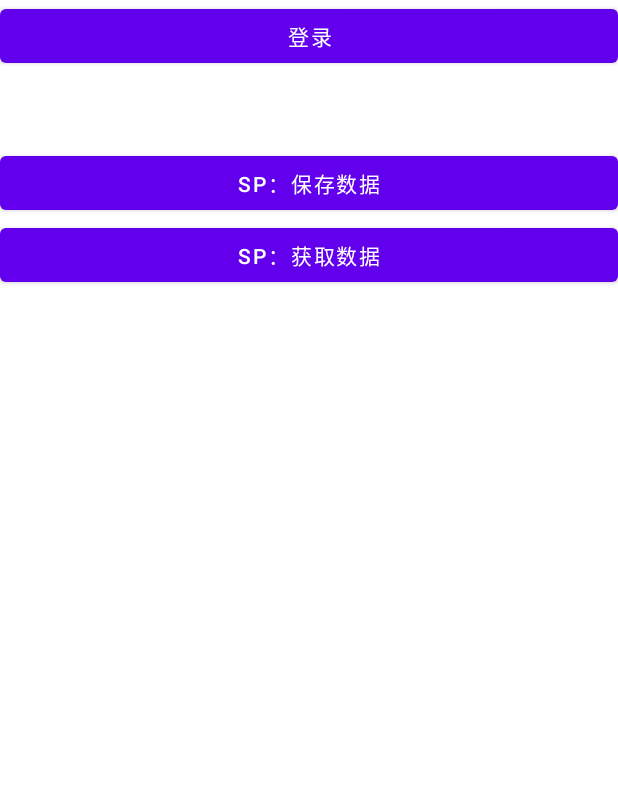
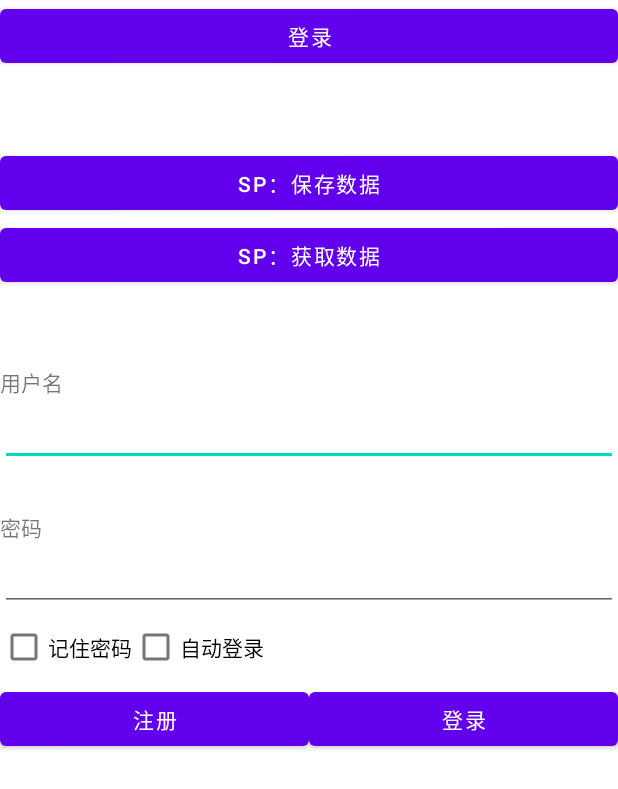
Before and after one commit to StevenMayD/AndroidLearning, an Android app: the screen it shows after launch (RxLoginActivity), on a phone screen of 412 x 824 dp. Shown: the top 789 px of the screen. Run offline under Robolectric (Android 15) with nearby library versions, the phone set to English and light mode, and no system bars.

Commit message:
15、数据存储 - SP： 2. SP真实实战（”记住密码“功能）

```diff
--- a/app/src/main/java/com/example/androidlearning/view/activity/RxLoginActivity.java
+++ b/app/src/main/java/com/example/androidlearning/view/activity/RxLoginActivity.java
@@ -3,8 +3,12 @@ package com.example.androidlearning.view.activity;
 import android.content.Context;
 import android.content.SharedPreferences;
 import android.os.Bundle;
+import android.text.TextUtils;
 import android.util.Log;
 import android.view.View;
+import android.widget.Button;
+import android.widget.CheckBox;
+import android.widget.EditText;
 import android.widget.Toast;
 
 import androidx.appcompat.app.AppCompatActivity;
@@ -15,11 +19,98 @@ import com.example.androidlearning.core.CustomObserver;
 import com.example.androidlearning.core.LoginEngine;
 
 public class RxLoginActivity extends AppCompatActivity {
+    SharedPreferences sp;
+    private EditText et_name;
+    private EditText et_pwd;
+    private CheckBox cb_remenberpwd;
+    private CheckBox cb_autologin;
+    private Button bt_login;
+    private Button bt_register;
+
+    // 全局静态变量
+    private static String Remenberpwd = "remenberpwd";
+    private static String Autologin = "autologin";
+    private static String Name = "name";
+    private static String Password = "pwd";
+
     @Override
     protected void onCreate(Bundle savedInstanceState) {
         super.onCreate(savedInstanceState);
         setContentView(R.layout.activity_rx_login);
 
+        // 获取首选项 SP
+        sp = getSharedPreferences("config", Context.MODE_PRIVATE);
+
+        initView();
+
+        // 回显数据：第二次打开的时候，从sp获取数据，进行画面同步
+        boolean remenberpwd = sp.getBoolean(Remenberpwd, false); // 如果获取为空 默认值为false
+        boolean autologin = sp.getBoolean(Autologin, false);
+        if (remenberpwd) {
+            // 获取sp保存的name和pwd  并显示到EditText上
+            String name = sp.getString(Name, "");
+            String pwd = sp.getString(Password, "");
+            et_name.setText(name);
+            et_pwd.setText(pwd);
+            cb_remenberpwd.setChecked(true); // 勾选上
+        }
+        if (autologin) {
+            cb_autologin.setChecked(true);
+            // 模拟自动登录
+            Toast.makeText(this, "自动登录了", Toast.LENGTH_SHORT).show();
+        }
+    }
+
+//    初始化
+    private void initView() {
+        // 找到控件
+        et_name = findViewById(R.id.et_name);
+        et_pwd = findViewById(R.id.et_pwd);
+        cb_remenberpwd = findViewById(R.id.cb_remenberpwd);
+        cb_autologin = findViewById(R.id.cb_autologin);
+        bt_login = findViewById(R.id.bt_login);
+        bt_register = findViewById(R.id.bt_register);
+
+        // 设置监听
+        MyOnClickListener listener = new MyOnClickListener();
+        bt_login.setOnClickListener(listener);
+        bt_register.setOnClickListener(listener);
+    }
+
+    // 定义一个内部类（自定义监听类）
+    private class MyOnClickListener implements View.OnClickListener {
+        @Override
+        public void onClick(View view) {
+            switch (view.getId()) {
+                case R.id.bt_register:
+                    break;
+                // 监听到点击按钮为login
+                case R.id.bt_login:
+                    String name = et_name.getText().toString().trim(); // 拿到用户名 并去空格
+                    String pwd = et_pwd.getText().toString().trim();
+                    if (TextUtils.isEmpty(name) || TextUtils.isEmpty(pwd)) {
+                        Toast.makeText(RxLoginActivity.this, "用户名或密码为空", Toast.LENGTH_SHORT).show();
+                    } else {
+                        //  如果记录了密码
+                        if (cb_remenberpwd.isChecked()) {
+                            // 将用户名和密码保存 同时勾选状态也保存
+                            SharedPreferences.Editor editor = sp.edit();
+                            editor.putString(Name, name); // 保存用户名
+                            editor.putString(Password, pwd); // 保存密码
+                            editor.putBoolean(Remenberpwd, true); // 保存记住密码的勾选状态
+                            editor.apply(); // 确认保存
+                        }
+
+                        // 自动登录 勾选
+                        if (cb_autologin.isChecked()) {
+                            SharedPreferences.Editor editor = sp.edit();
+                            editor.putBoolean(Autologin, true); // 保存自动登录的勾选状态
+                            editor.apply(); // 确认保存
+                        }
+                    }
+                    break;
+            }
+        }
     }
 
     // 登录
--- a/app/src/main/res/layout/activity_rx_login.xml
+++ b/app/src/main/res/layout/activity_rx_login.xml
@@ -12,12 +12,14 @@
         android:layout_width="match_parent"
         android:layout_height="wrap_content"
         android:text="登录"
+        android:height="32dp"
         android:onClick="loginClick"/>
 
     <Button
         android:layout_width="match_parent"
         android:layout_height="wrap_content"
         android:text="SP：保存数据"
+        android:height="48dp"
         android:onClick="saveDataBySP"
         android:layout_marginTop="50dp"
         />
@@ -26,6 +28,77 @@
         android:layout_width="match_parent"
         android:layout_height="wrap_content"
         android:text="SP：获取数据"
+        android:height="48dp"
         android:onClick="getDataBySP"
         />
+
+    <TextView
+        android:layout_width="wrap_content"
+        android:layout_height="wrap_content"
+        android:text="用户名"
+        android:layout_marginTop="50dp"
+        />
+
+    <EditText
+        android:id="@+id/et_name"
+        android:layout_width="match_parent"
+        android:layout_height="wrap_content"
+        />
+
+    <TextView
+        android:layout_width="wrap_content"
+        android:layout_height="wrap_content"
+        android:text="密码"
+        android:layout_marginTop="30dp"
+        />
+
+    <EditText
+        android:id="@+id/et_pwd"
+        android:layout_width="match_parent"
+        android:layout_height="wrap_content"
+        android:password="true"
+        />
+
+    <LinearLayout
+        android:layout_width="match_parent"
+        android:layout_height="wrap_content"
+        android:orientation="horizontal">
+
+        <CheckBox
+            android:id="@+id/cb_remenberpwd"
+            android:layout_width="wrap_content"
+            android:layout_height="wrap_content"
+            android:text="记住密码"
+            />
+
+        <CheckBox
+            android:id="@+id/cb_autologin"
+            android:layout_width="wrap_content"
+            android:layout_height="wrap_content"
+            android:text="自动登录"
+            />
+
+    </LinearLayout>
+
+    <LinearLayout
+        android:layout_width="match_parent"
+        android:layout_height="wrap_content"
+        android:orientation="horizontal"
+        >
+        <Button
+            android:id="@+id/bt_register"
+            android:layout_width="0dp"
+            android:layout_weight="1"
+            android:layout_height="wrap_content"
+            android:text="注册" />
+
+        <Button
+            android:id="@+id/bt_login"
+            android:layout_width="0dp"
+            android:layout_weight="1"
+            android:layout_height="wrap_content"
+            android:text="登录" />
+
+    </LinearLayout>
+
 </LinearLayout>
```
